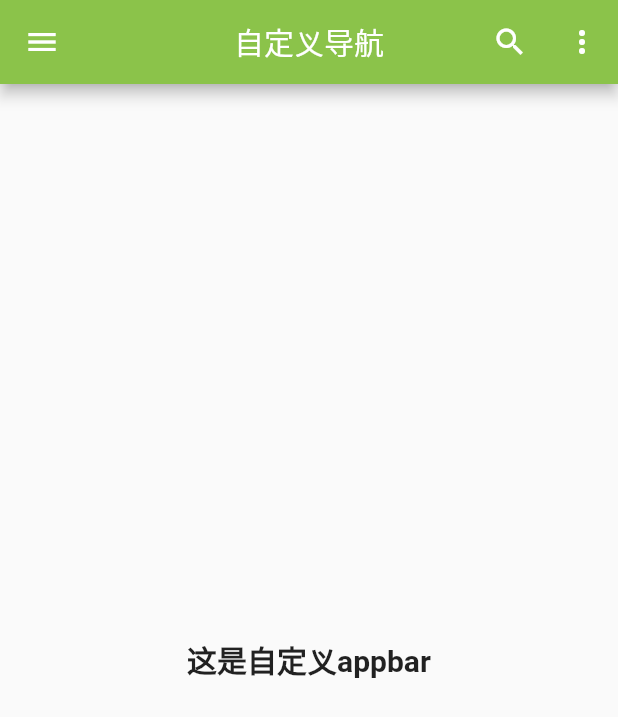
After one commit to Preterit/flutter_first, a Flutter app: the CustomAppbar screen opened directly, on a phone screen of 412 x 824 dp. The commit adds this screen. Shown: the top 717 px of the screen. Run offline on Flutter 3.47's test engine with Material 2 defaults, Android fonts, the phone set to English and light mode, and no system bars.

Commit message:
自定义导航栏

```diff
--- a/lib/Route/Routes.dart
+++ b/lib/Route/Routes.dart
@@ -7,6 +7,7 @@ import 'package:flutterfirst/Route/routes/ThreePage.dart';
 import '../main.dart';
 import 'CategoryInfo.dart';
 import 'NoDataPageInfo.dart';
+import 'appbar/CusAppBarPage.dart';
 
 /// 配置路由
 final routes = {
@@ -16,6 +17,8 @@ final routes = {
   "/secondPage": (context) => SecondPage(),
   "/threePage": (context) => ThreePage(),
   "/fourPage": (context) => FourPage(),
+
+  "/customAppbar": (context) => CustomAppbar(),
 };
 
 /// 固定写法
--- /dev/null
+++ b/lib/Route/appbar/CusAppBarPage.dart
@@ -0,0 +1,37 @@
+import 'package:flutter/cupertino.dart';
+import 'package:flutter/material.dart';
+
+/// 自定义导航栏
+class CustomAppbar extends StatelessWidget {
+  @override
+  Widget build(BuildContext context) {
+    return Scaffold(
+      appBar: AppBar(
+        backgroundColor: Colors.lightGreen,
+        title: Text("自定义导航"),
+        leading: Icon(Icons.menu),
+        centerTitle: true,
+        actions: <Widget>[
+          IconButton(
+            icon: Icon(Icons.search),
+            tooltip: "Search",
+            onPressed: () {
+              print("Search pressed");
+            },
+          ),
+          IconButton(
+            icon: Icon(Icons.more_vert),
+            tooltip: "Setting",
+            onPressed: () {},
+          ),
+        ],
+      ),
+      body: Center(
+        child: Text(
+          "这是自定义appbar",
+          style: TextStyle(fontSize: 20.0, fontWeight: FontWeight.bold),
+        ),
+      ),
+    );
+  }
+}
--- a/lib/main.dart
+++ b/lib/main.dart
@@ -11,6 +11,7 @@ class MyApp extends StatelessWidget {
   Widget build(BuildContext context) {
     return MaterialApp(
       home: BottomTabs(),
+      initialRoute: "/",
       onGenerateRoute: prefix0.onGenerateRoute,
     );
   }
```
Also changed, not shown: lib/tabs/pages/Categorypage.dart (+9 -0 lines), lib/tabs/pages/HomePage.dart (+6 -10 lines).
